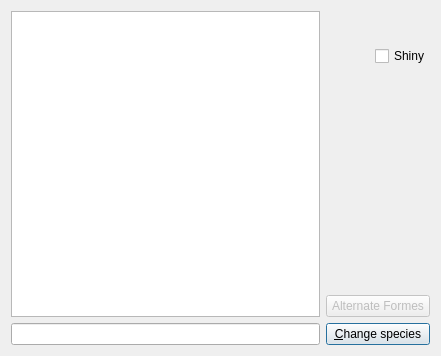
po-devs/pokemon-online, file src/libraries/TeambuilderLibrary/pokeselection.ui: the form before one commit.
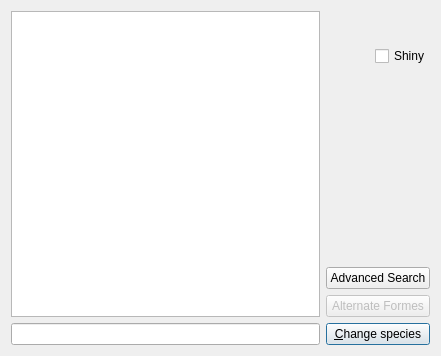
The form after the commit. Custom widgets are drawn as their Qt base class.

Commit message: Adv Search in TB + TB color fix

The edit to the form file:
```diff
--- a/src/libraries/TeambuilderLibrary/pokeselection.ui
+++ b/src/libraries/TeambuilderLibrary/pokeselection.ui
@@ -166,6 +166,16 @@
      </item>
     </layout>
    </item>
+   <item row="6" column="1" colspan="2">
+    <widget class="QPushButton" name="advSearch">
+     <property name="enabled">
+      <bool>true</bool>
+     </property>
+     <property name="text">
+      <string>Advanced Search</string>
+     </property>
+    </widget>
+   </item>
   </layout>
  </widget>
  <customwidgets>
```
The commit also changes 3 other files.
